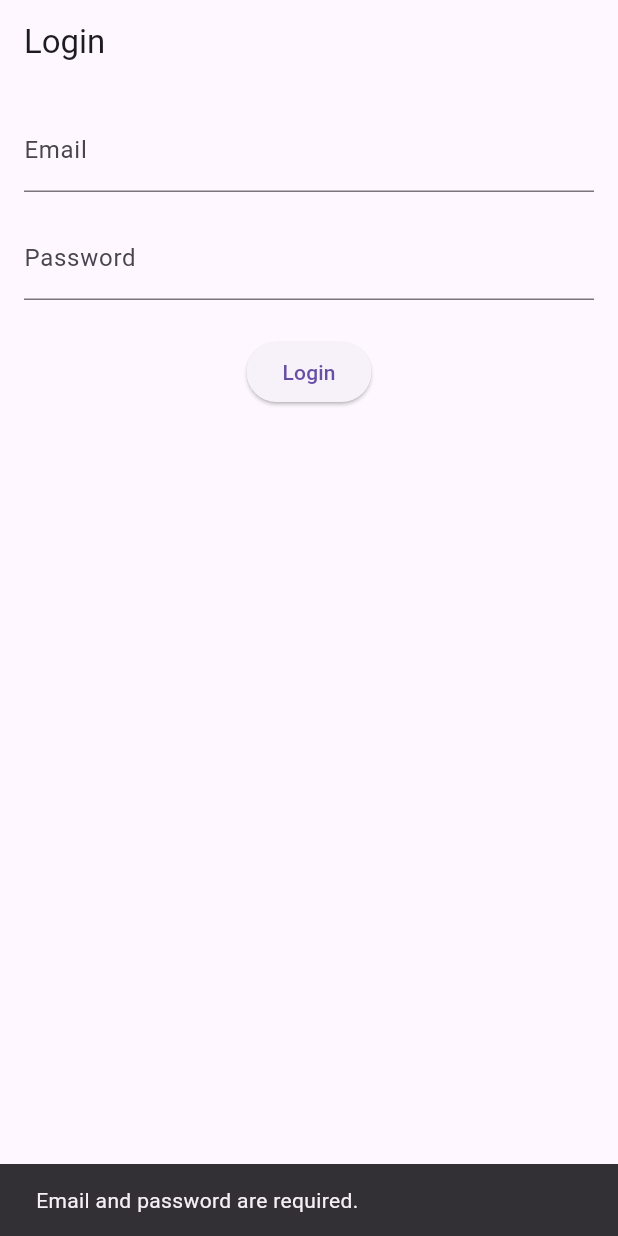
After one commit to AfroDemo/my_paint, a Flutter app: the screen it shows after launch, after a tap on "Login", on a phone screen of 412 x 824 dp. The commit adds this screen. Run offline on Flutter 3.47's test engine with Material 3 defaults, Android fonts, the phone set to English and light mode, and no system bars; our stand-ins replace connectivity_plus, sqflite, sqflite_common_ffi; accounts and stored records are empty.

Commit message:
Implements user authentication flow
This commit implements a complete user authentication flow, including local user persistence, online registration/login, and data synchronization.

The flow now checks for a locally stored user. If none exists, it checks for internet connectivity and navigates to the login or registration screen accordingly.
If a local user exists but isn't synced, the user is prompted to log in to sync the account.

Also, it adds logic to synchronize pending users and notes with the backend when the user is logged in. The note model is updated to include a user ID and a UUID for local identification.

```diff
--- a/lib/main.dart
+++ b/lib/main.dart
@@ -1,10 +1,12 @@
 import 'dart:io';
-
 import 'package:flutter/material.dart';
+import 'package:connectivity_plus/connectivity_plus.dart';
+import 'package:my_paint/models/user.dart';
+import 'package:my_paint/screens/auth/login_screen.dart';
+import 'package:my_paint/screens/home_screen.dart';
 import 'package:my_paint/screens/auth/registration_screen.dart';
-import 'package:my_paint/screens/home_screen.dart';
+import 'package:sqflite_common_ffi/sqflite_ffi.dart';
 import 'package:my_paint/services/database_helper.dart';
-import 'package:sqflite_common_ffi/sqflite_ffi.dart';
 
 void main() {
   if (Platform.isWindows || Platform.isLinux || Platform.isMacOS) {
@@ -28,10 +30,45 @@ class MyApp extends StatelessWidget {
           if (snapshot.connectionState == ConnectionState.waiting) {
             return const Center(child: CircularProgressIndicator());
           }
+
           if (snapshot.hasData && snapshot.data!) {
-            return const HomeScreen();
+            // A user exists locally, proceed with the synced user check.
+            return FutureBuilder<User?>(
+              future: DatabaseHelper.instance.getSyncedUser(),
+              builder: (context, syncedSnapshot) {
+                if (syncedSnapshot.connectionState == ConnectionState.waiting) {
+                  return const Center(child: CircularProgressIndicator());
+                }
+
+                if (syncedSnapshot.hasData && syncedSnapshot.data != null) {
+                  // User is synced, go to home screen
+                  return const HomeScreen();
+                } else {
+                  // User is pending, show the LoginScreen to allow them to sync.
+                  return const LoginScreen();
+                }
+              },
+            );
           } else {
-            return const RegistrationScreen();
+            // No user found locally, check for internet connection
+            return FutureBuilder<ConnectivityResult>(
+              future: Connectivity().checkConnectivity(),
+              builder: (context, connectivitySnapshot) {
+                if (connectivitySnapshot.connectionState ==
+                    ConnectionState.waiting) {
+                  return const Center(child: CircularProgressIndicator());
+                }
+
+                if (connectivitySnapshot.hasData &&
+                    connectivitySnapshot.data != ConnectivityResult.none) {
+                  // No local user, but we are online. Go to login screen.
+                  return const LoginScreen();
+                } else {
+                  // No local user and no internet. Go to registration screen.
+                  return const RegistrationScreen();
+                }
+              },
+            );
           }
         },
       ),
--- a/lib/models/note.dart
+++ b/lib/models/note.dart
@@ -1,5 +1,10 @@
+// lib/models/note.dart
+
+import 'package:uuid/uuid.dart';
+
 class Note {
-  int? id;
+  String? id; // Change to String
+  int? userId; // Add this field
   String title;
   String content;
   String privacyStatus;
@@ -9,19 +14,22 @@ class Note {
 
   Note({
     this.id,
+    this.userId, // Add this to the constructor
     required this.title,
     required this.content,
     required this.privacyStatus,
     required this.createdAt,
     required this.updatedAt,
     required this.syncStatus,
-  });
+  }) {
+    // Generate a unique string ID locally
+    id ??= const Uuid().v4();
+  }
 
-  //convert a note object into a Map.The keys must correspond
-  //to the names of the columns in our database table
   Map<String, dynamic> toMap() {
     return {
       'id': id,
+      'user_id': userId, // Add this key
       'title': title,
       'content': content,
       'privacy_status': privacyStatus,
@@ -31,10 +39,10 @@ class Note {
     };
   }
 
-  //constructor that creates a note object from  a Map
   factory Note.fromMap(Map<String, dynamic> map) {
     return Note(
       id: map['id'],
+      userId: map['user_id'], // Retrieve the user_id
       title: map['title'],
       content: map['content'],
       privacyStatus: map['privacy_status'],
--- /dev/null
+++ b/lib/screens/auth/login_screen.dart
@@ -0,0 +1,93 @@
+import 'package:flutter/material.dart';
+import 'package:my_paint/screens/home_screen.dart';
+import 'package:my_paint/services/api_service.dart';
+import 'package:my_paint/services/database_helper.dart';
+import 'package:my_paint/models/user.dart';
+import 'dart:convert';
+
+class LoginScreen extends StatefulWidget {
+  const LoginScreen({super.key});
+
+  @override
+  State<LoginScreen> createState() => _LoginScreenState();
+}
+
+class _LoginScreenState extends State<LoginScreen> {
+  final _emailController = TextEditingController();
+  final _passwordController = TextEditingController();
+
+  void _login() async {
+    final email = _emailController.text;
+    final password = _passwordController.text;
+
+    if (email.isEmpty || password.isEmpty) {
+      ScaffoldMessenger.of(context).showSnackBar(
+        const SnackBar(content: Text("Email and password are required.")),
+      );
+      return;
+    }
+
+    try {
+      final response = await ApiService().loginUser(email, password);
+
+      if (response.statusCode == 200) {
+        // Login successful. We should save the user data locally.
+        final userData = jsonDecode(response.body);
+        final user = User(
+          remoteId: userData['id'],
+          userName: userData['username'],
+          email: userData['email'],
+          password: password, // For simplicity, we save the password
+          syncStatus: 'synced',
+        );
+
+        // This is a new method we'll add to DatabaseHelper to check if a user is already logged in locally.
+        await DatabaseHelper.instance.insertUser(user.toMap());
+
+        ScaffoldMessenger.of(
+          context,
+        ).showSnackBar(const SnackBar(content: Text('Login successful!')));
+
+        // Navigate to the home screen, replacing the login screen in the stack
+        Navigator.pushReplacement(
+          context,
+          MaterialPageRoute(builder: (context) => const HomeScreen()),
+        );
+      } else {
+        ScaffoldMessenger.of(context).showSnackBar(
+          SnackBar(content: Text('Login failed: ${response.body}')),
+        );
+      }
+    } catch (e) {
+      ScaffoldMessenger.of(
+        context,
+      ).showSnackBar(SnackBar(content: Text('An error occurred: $e')));
+    }
+  }
+
+  @override
+  Widget build(BuildContext context) {
+    return Scaffold(
+      appBar: AppBar(title: const Text('Login')),
+      body: Padding(
+        padding: const EdgeInsets.all(16.0),
+        child: Column(
+          children: [
+            TextField(
+              controller: _emailController,
+              decoration: const InputDecoration(labelText: 'Email'),
+            ),
+            const SizedBox(height: 16),
+            TextField(
+              controller: _passwordController,
+              decoration: const InputDecoration(labelText: 'Password'),
+              obscureText: true,
+            ),
+            const SizedBox(height: 24),
+            ElevatedButton(onPressed: _login, child: const Text('Login')),
+          ],
+        ),
+      ),
+    );
+  }
+}
--- a/lib/screens/auth/registration_screen.dart
+++ b/lib/screens/auth/registration_screen.dart
@@ -16,7 +16,6 @@ class _RegistrationScreenState extends State<RegistrationScreen> {
   final _usernameController = TextEditingController();
   final _emailController = TextEditingController();
   final _passwordController = TextEditingController();
-  final ApiService _apiService = ApiService();
 
   void _registration() async {
     final username = _usernameController.text;
--- a/lib/services/api_service.dart
+++ b/lib/services/api_service.dart
@@ -24,4 +24,14 @@ class ApiService {
       }),
     );
   }
+
+  Future<http.Response> loginUser(String email, String password) {
+    return http.post(
+      Uri.parse('$_baseUrl/login'),
+      headers: <String, String>{
+        'Content-Type': 'application/json; charset=UTF-8',
+      },
+      body: jsonEncode(<String, String>{'email': email, 'password': password}),
+    );
+  }
 }
```
Also changed, not shown: lib/screens/home_screen.dart (+15 -26 lines), lib/services/database_helper.dart (+19 -12 lines).
